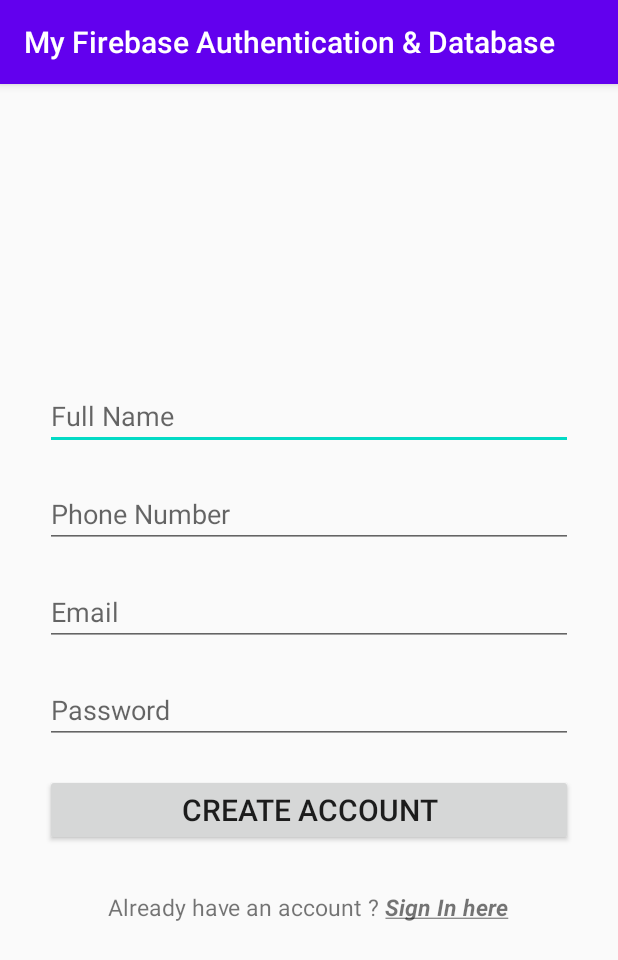
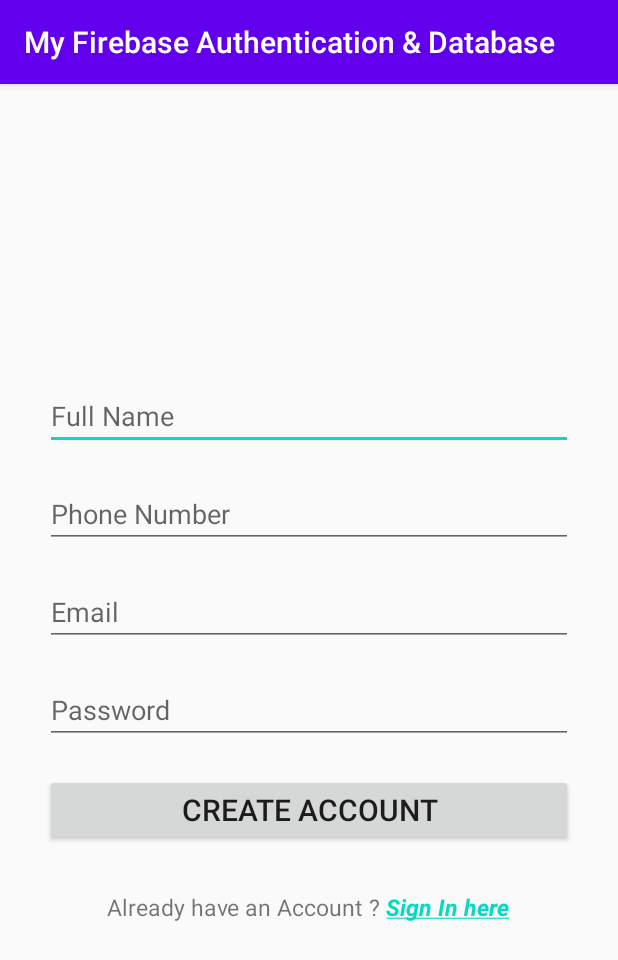
Before and after one commit to Sadique-Ilyas/My-Firebase-Authentication-and-Database, an Android app: the SignUpActivity screen opened directly, with no data from a screen before it, on a phone screen of 412 x 824 dp. Shown: the top 960 px of the screen. Run offline under Robolectric (Android 15) with nearby library versions, the phone set to English and light mode, and no system bars; our stand-ins replace Firebase (no records; nobody signed in at launch, a user with empty details on screens opened directly).

Commit message:
initial commit

```diff
--- a/app/src/main/AndroidManifest.xml
+++ b/app/src/main/AndroidManifest.xml
@@ -10,14 +10,16 @@
         android:roundIcon="@mipmap/ic_launcher_round"
         android:supportsRtl="true"
         android:theme="@style/AppTheme">
-        <activity android:name=".ForgotPasswordActivity"></activity>
-        <activity android:name=".LoginActivity">
+        <activity android:name=".SplashScreenActivity"
+            android:theme="@style/Theme.Design.NoActionBar">
             <intent-filter>
                 <action android:name="android.intent.action.MAIN" />
 
                 <category android:name="android.intent.category.LAUNCHER" />
             </intent-filter>
         </activity>
+        <activity android:name=".ForgotPasswordActivity" />
+        <activity android:name=".LoginActivity"/>
         <activity android:name=".SignUpActivity" />
         <activity android:name=".HomeActivity" />
     </application>
--- a/app/src/main/java/com/example/myfirebaseauthenticationdatabase/SignUpActivity.java
+++ b/app/src/main/java/com/example/myfirebaseauthenticationdatabase/SignUpActivity.java
@@ -4,7 +4,14 @@ import androidx.annotation.NonNull;
 import androidx.appcompat.app.AppCompatActivity;
 
 import android.content.Intent;
+import android.graphics.Typeface;
 import android.os.Bundle;
+import android.text.SpannableString;
+import android.text.Spanned;
+import android.text.method.LinkMovementMethod;
+import android.text.style.ClickableSpan;
+import android.text.style.StyleSpan;
+import android.text.style.UnderlineSpan;
 import android.view.View;
 import android.widget.Button;
 import android.widget.EditText;
@@ -118,13 +125,22 @@ public class SignUpActivity extends AppCompatActivity {
                 }
             }
         });
-        signInTxt.setOnClickListener(new View.OnClickListener() {
+        String signInText= "Already have an Account ? Sign In here";
+        SpannableString ss1 = new SpannableString(signInText);
+        StyleSpan bold_italic = new StyleSpan(Typeface.BOLD_ITALIC);
+        UnderlineSpan underline = new UnderlineSpan();
+        ClickableSpan clickableSpan1 = new ClickableSpan() {
             @Override
-            public void onClick(View v) {
+            public void onClick(@NonNull View widget) {
                 startActivity(new Intent(SignUpActivity.this,LoginActivity.class));
-                finish();
             }
-        });
+        };
+
+        ss1.setSpan(clickableSpan1,26,38, Spanned.SPAN_EXCLUSIVE_EXCLUSIVE);
+        ss1.setSpan(bold_italic,26,38, Spanned.SPAN_EXCLUSIVE_EXCLUSIVE);
+        ss1.setSpan(underline,26,38, Spanned.SPAN_EXCLUSIVE_EXCLUSIVE);;
+        signInTxt.setText(ss1);
+        signInTxt.setMovementMethod(LinkMovementMethod.getInstance());
     }
 
     private void emailVerification()
--- a/app/src/main/res/layout/activity_login.xml
+++ b/app/src/main/res/layout/activity_login.xml
@@ -39,11 +39,11 @@
         android:textSize="20sp" />
 
     <TextView
-        android:id="@+id/textView2"
+        android:id="@+id/forgotPassword"
         android:layout_width="match_parent"
         android:layout_height="wrap_content"
         android:textAlignment="viewEnd"
-        android:onClick="forgotPassword"
+        android:textStyle="bold|italic"
         android:padding="10dp"
         android:text="@string/forgot_password"
         android:gravity="end" />
```
Also changed, not shown: app/src/main/java/com/example/myfirebaseauthenticationdatabase/LoginActivity.java (+40 -7 lines), app/src/main/java/com/example/myfirebaseauthenticationdatabase/SplashScreenActivity.java (added, +26 -0 lines), app/src/main/res/layout/activity_splash_screen.xml (added, +36 -0 lines), app/src/main/res/mipmap-hdpi/firebase_logo.png (added).
